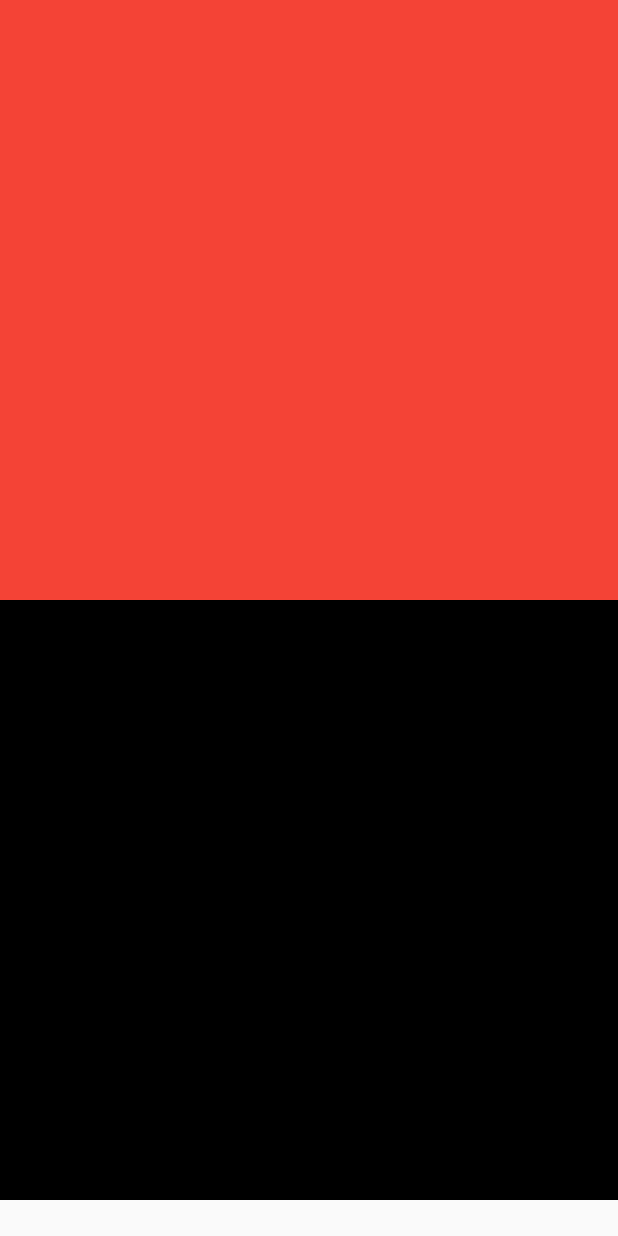
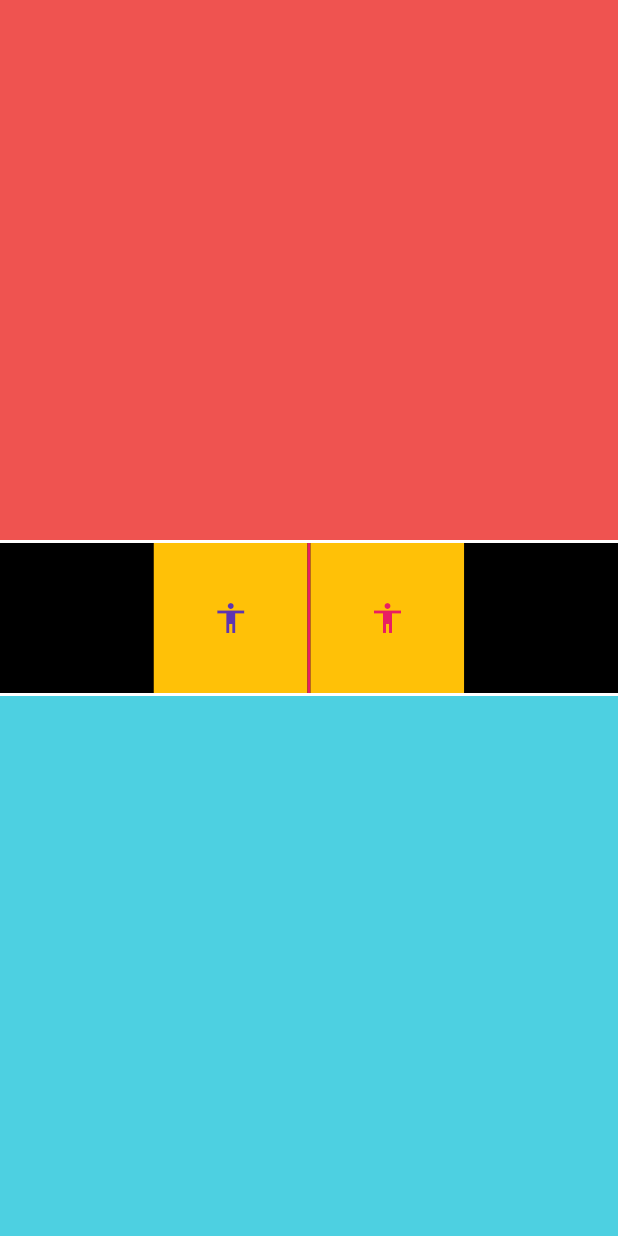
Before and after one commit to The-One-Program/mdgproject, a Flutter app: the screen it shows after launch, on a phone screen of 412 x 824 dp. Run offline on Flutter 3.47's test engine with Material 2 defaults, Android fonts, the phone set to English and light mode, and no system bars; missing offline and left inert: shake.

Commit message:
Mdg project

```diff
--- a/lib/main.dart
+++ b/lib/main.dart
@@ -22,13 +22,16 @@ class MyHomePage extends StatefulWidget {
 
 class _MyHomePageState extends State<MyHomePage> {
   bool _state = false;
+  // int x = 0;
 
   @override
   void initState() {
     super.initState();
     ShakeDetector detector = ShakeDetector.autoStart(onPhoneShake: () {
-      _state = !_state;
-      print("Hello");
+      setState(() {
+        _state = !_state;
+        // print("Hello");
+      });
     });
   }
 
@@ -36,15 +39,63 @@ class _MyHomePageState extends State<MyHomePage> {
   Widget build(BuildContext context) {
     return Scaffold(
       body: Column(children: [
-        Container(
-          color: _state ? Colors.black : Colors.red,
-          height: 400,
-          width: 500,
+        Expanded(
+          child: Container(
+            color: _state ? Colors.cyan[300] : Colors.red[400],
+          ),
         ),
         Container(
-          color: _state ? Colors.red : Colors.black,
-          height: 400,
-          width: 500,
+          color: Colors.white,
+          height: 2,
+        ),
+        Container(
+          color: Colors.black, //Not needed
+          height: 100,
+          child: Row(children: [
+            Expanded(
+              child: Container(
+                color: _state ? Colors.amber : Colors.black,
+              ),
+            ),
+            Expanded(
+              child: Container(
+                color: _state ? Colors.black : Colors.amber,
+                height: 100,
+                child: Icon(
+                  Icons.accessibility,
+                  color: _state ? Colors.pink : Colors.deepPurple[600],
+                ),
+              ),
+            ),
+            Container(
+              color: _state ? Colors.white : Colors.pink,
+              width: 2,
+            ),
+            Expanded(
+              child: Container(
+                color: _state ? Colors.black : Colors.amber,
+                height: 100,
+                child: Icon(
+                  Icons.accessibility,
+                  color: _state ? Colors.deepPurple[600] : Colors.pink,
+                ),
+              ),
+            ),
+            Expanded(
+              child: Container(
+                color: _state ? Colors.amber : Colors.black,
+              ),
+            )
+          ]),
+        ),
+        Container(
+          color: Colors.white,
+          height: 2,
+        ),
+        Expanded(
+          child: Container(
+            color: _state ? Colors.red[400] : Colors.cyan[300],
+          ),
         ),
       ]),
     );
```
Also changed, not shown: 1 other file.
